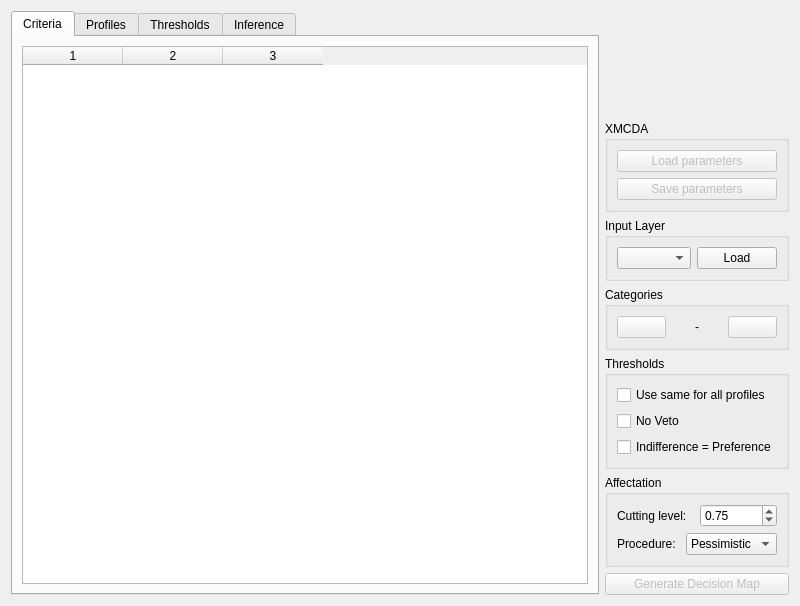
The window that ui/main_window.ui (oso/qgis-etri) describes before a commit, drawn with Qt 5.
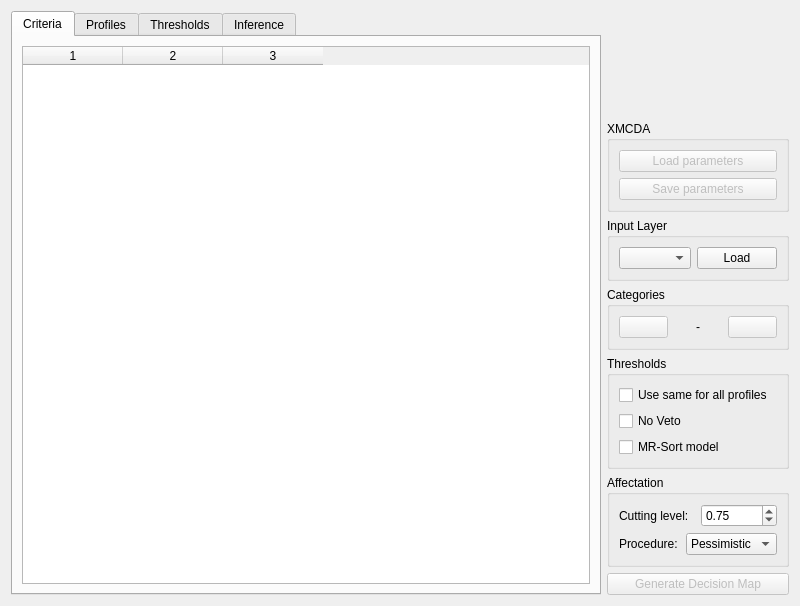
The same window after the commit. Icons and pictures are not drawn. Custom widgets are drawn as their Qt base class.

The edit to the form file:
```diff
--- a/ui/main_window.ui
+++ b/ui/main_window.ui
@@ -443,7 +443,7 @@
         <item row="7" column="0">
          <widget class="QCheckBox" name="cbox_sameqp">
           <property name="text">
-           <string>Indifference = Preference</string>
+           <string>MR-Sort model</string>
           </property>
          </widget>
         </item>
```
Left out of the diff: 10 changed lines with no effect on the pictures.
